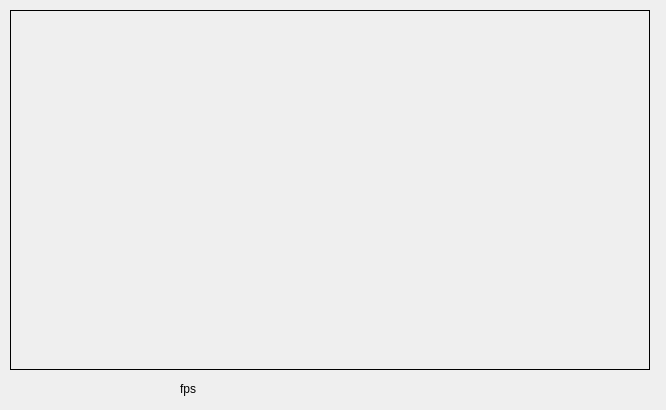
mkdir-sweetiepie/turtlebot_robot, file robot_vision/ui/mainwindow.ui: the form before one commit.
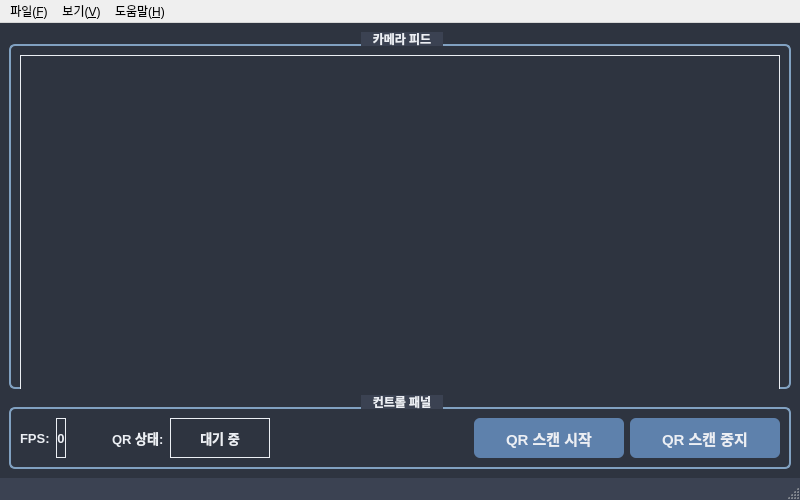
The form after the commit. Icons and pictures are not drawn.

The edit to the form file:
```diff
--- a/robot_vision/ui/mainwindow.ui
+++ b/robot_vision/ui/mainwindow.ui
@@ -6,12 +6,67 @@
    <rect>
     <x>0</x>
     <y>0</y>
-    <width>666</width>
-    <height>410</height>
+    <width>800</width>
+    <height>500</height>
    </rect>
   </property>
+  <property name="minimumSize">
+   <size>
+    <width>800</width>
+    <height>500</height>
+   </size>
+  </property>
   <property name="windowTitle">
-   <string>QRosApp</string>
+   <string>물류 로봇 비전 시스템</string>
+  </property>
+  <property name="styleSheet">
+   <string notr="true">QMainWindow {
+  background-color: #2e3440;
+}
+
+QGroupBox {
+  border: 2px solid #81a1c1;
+  border-radius: 6px;
+  margin-top: 12px;
+  font-weight: bold;
+  color: #eceff4;
+}
+
+QGroupBox::title {
+  subcontrol-origin: margin;
+  subcontrol-position: top center;
+  padding: 0 10px;
+  background-color: #3b4252;
+}
+
+QLabel {
+  color: #eceff4;
+}
+
+QPushButton {
+  background-color: #5e81ac;
+  color: #eceff4;
+  border-radius: 6px;
+  padding: 6px;
+  font-weight: bold;
+}
+
+QPushButton:hover {
+  background-color: #81a1c1;
+}
+
+QPushButton:pressed {
+  background-color: #4c566a;
+}
+
+QFrame {
+  background-color: #2e3440;
+}
+
+QStatusBar {
+  background-color: #3b4252;
+  color: #eceff4;
+}</string>
   </property>
   <property name="windowIcon">
    <iconset resource="../resources/images.qrc">
@@ -21,52 +76,226 @@
    <locale language="English" country="Australia"/>
   </property>
   <widget class="QWidget" name="centralwidget">
-   <widget class="QLabel" name="label">
-    <property name="geometry">
-     <rect>
-      <x>10</x>
-      <y>10</y>
-      <width>640</width>
-      <height>360</height>
-     </rect>
+   <layout class="QVBoxLayout" name="verticalLayout">
+    <item>
+     <widget class="QGroupBox" name="cameraGroupBox">
+      <property name="title">
+       <string>카메라 피드</string>
+      </property>
+      <layout class="QVBoxLayout" name="verticalLayout_2">
+       <item>
+        <widget class="QLabel" name="label">
+         <property name="minimumSize">
+          <size>
+           <width>760</width>
+           <height>360</height>
+          </size>
+         </property>
+         <property name="frameShape">
+          <enum>QFrame::Box</enum>
+         </property>
+         <property name="lineWidth">
+          <number>1</number>
+         </property>
+         <property name="text">
+          <string/>
+         </property>
+         <property name="alignment">
+          <set>Qt::AlignCenter</set>
+         </property>
+        </widget>
+       </item>
+      </layout>
+     </widget>
+    </item>
+    <item>
+     <widget class="QGroupBox" name="controlGroupBox">
+      <property name="title">
+       <string>컨트롤 패널</string>
+      </property>
+      <layout class="QHBoxLayout" name="horizontalLayout">
+       <item>
+        <layout class="QHBoxLayout" name="infoLayout">
+         <item>
+          <widget class="QLabel" name="fpsTextLabel">
+           <property name="font">
+            <font>
+             <pointsize>10</pointsize>
+             <bold>true</bold>
+            </font>
+           </property>
+           <property name="text">
+            <string>FPS:</string>
+           </property>
+          </widget>
+         </item>
+         <item>
+          <widget class="QLabel" name="fps_label">
+           <property name="font">
+            <font>
+             <pointsize>10</pointsize>
+             <bold>true</bold>
+            </font>
+           </property>
+           <property name="frameShape">
+            <enum>QFrame::Box</enum>
+           </property>
+           <property name="text">
+            <string>0</string>
+           </property>
+           <property name="alignment">
+            <set>Qt::AlignCenter</set>
+           </property>
+          </widget>
+         </item>
+         <item>
+          <spacer name="horizontalSpacer">
+           <property name="orientation">
+            <enum>Qt::Horizontal</enum>
+           </property>
+           <property name="sizeHint" stdset="0">
+            <size>
+             <width>40</width>
+             <height>20</height>
+            </size>
+           </property>
+          </spacer>
+         </item>
+         <item>
+          <widget class="QLabel" name="qrLabel">
+           <property name="font">
+            <font>
+             <pointsize>10</pointsize>
+             <bold>true</bold>
+            </font>
+           </property>
+           <property name="text">
+            <string>QR 상태:</string>
+           </property>
+          </widget>
+         </item>
+         <item>
+          <widget class="QLabel" name="qrStatusLabel">
+           <property name="minimumSize">
+            <size>
+             <width>100</width>
+             <height>0</height>
+            </size>
+           </property>
+           <property name="font">
+            <font>
+             <pointsize>10</pointsize>
+             <bold>true</bold>
+            </font>
+           </property>
+           <property name="frameShape">
+            <enum>QFrame::Box</enum>
+           </property>
+           <property name="text">
+            <string>대기 중</string>
+           </property>
+           <property name="alignment">
+            <set>Qt::AlignCenter</set>
+           </property>
+          </widget>
+         </item>
+        </layout>
+       </item>
+       <item>
+        <spacer name="horizontalSpacer_2">
+         <property name="orientation">
+          <enum>Qt::Horizontal</enum>
+         </property>
+         <property name="sizeHint" stdset="0">
+          <size>
+           <width>40</width>
+           <height>20</height>
+          </size>
+         </property>
+        </spacer>
+       </item>
+       <item>
+        <layout class="QHBoxLayout" name="buttonLayout">
+         <item>
+          <widget class="QPushButton" name="startQRButton">
+           <property name="minimumSize">
+            <size>
+             <width>150</width>
+             <height>40</height>
+            </size>
+           </property>
+           <property name="font">
+            <font>
+             <pointsize>11</pointsize>
+             <bold>true</bold>
+            </font>
+           </property>
+           <property name="text">
+            <string>QR 스캔 시작</string>
+           </property>
+          </widget>
+         </item>
+         <item>
+          <widget class="QPushButton" name="stopQRButton">
+           <property name="minimumSize">
+            <size>
+             <width>150</width>
+             <height>40</height>
+            </size>
+           </property>
+           <property name="font">
+            <font>
+             <pointsize>11</pointsize>
+             <bold>true</bold>
+            </font>
+           </property>
+           <property name="text">
+            <string>QR 스캔 중지</string>
+           </property>
+          </widget>
+         </item>
+        </layout>
+       </item>
+      </layout>
+     </widget>
+    </item>
+   </layout>
+  </widget>
+  <widget class="QMenuBar" name="menubar">
+   <property name="geometry">
+    <rect>
+     <x>0</x>
+     <y>0</y>
+     <width>800</width>
+     <height>24</height>
+    </rect>
+   </property>
+   <widget class="QMenu" name="menu_File">
+    <property name="title">
+     <string>파일(&amp;F)</string>
     </property>
-    <property name="frameShape">
-     <enum>QFrame::Box</enum>
-    </property>
-    <property name="text">
-     <string/>
-    </property>
-    <property name="alignment">
-     <set>Qt::AlignCenter</set>
-    </property>
+    <addaction name="action_Quit"/>
    </widget>
-   <widget class="QLabel" name="fps_label">
-    <property name="geometry">
-     <rect>
-      <x>180</x>
-      <y>380</y>
-      <width>67</width>
-      <height>17</height>
-     </rect>
+   <widget class="QMenu" name="menu_View">
+    <property name="title">
+     <string>보기(&amp;V)</string>
     </property>
-    <property name="text">
-     <string>fps</string>
-    </property>
+    <addaction name="actionResolution_640x360"/>
+    <addaction name="actionResolution_800x600"/>
+    <addaction name="actionResolution_1280x720"/>
    </widget>
-   <widget class="QLabel" name="label_2">
-    <property name="geometry">
-     <rect>
-      <x>260</x>
-      <y>380</y>
-      <width>67</width>
-      <height>17</height>
-     </rect>
+   <widget class="QMenu" name="menu_Help">
+    <property name="title">
+     <string>도움말(&amp;H)</string>
     </property>
-    <property name="text">
-     <string/>
-    </property>
+    <addaction name="actionAbout"/>
+    <addaction name="actionAbout_Qt"/>
    </widget>
+   <addaction name="menu_File"/>
+   <addaction name="menu_View"/>
+   <addaction name="menu_Help"/>
   </widget>
+  <widget class="QStatusBar" name="statusbar"/>
   <action name="action_Quit">
    <property name="text">
     <string>&amp;Quit</string>
```
Left out of the diff: 42 changed lines with no effect on the pictures.
